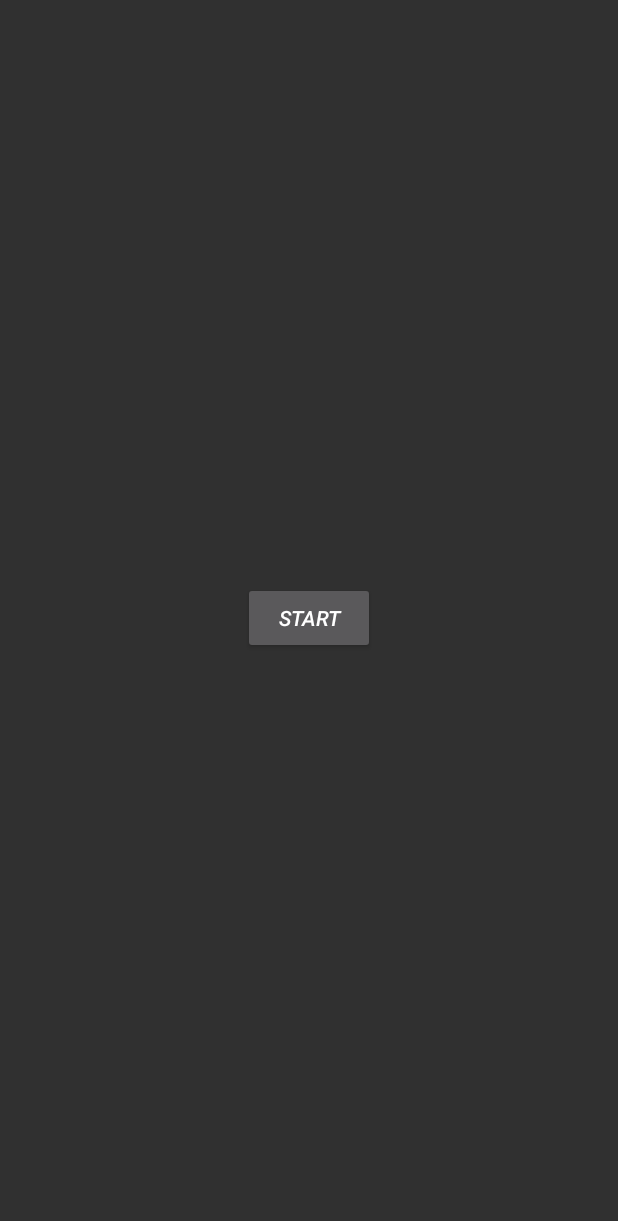
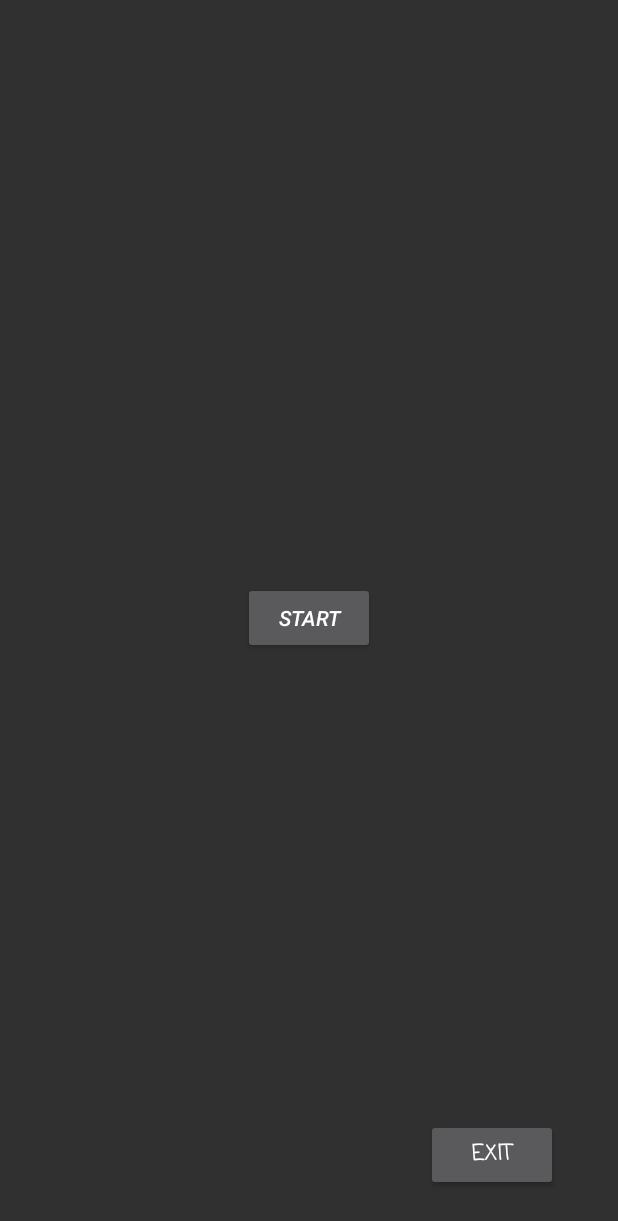
Before and after one commit to arbajmessiali/Snake, an Android app: the screen it shows after launch (StartMenu), on a phone screen of 412 x 824 dp. Shown: the top 1221 px of the screen. Run offline under Robolectric (Android 15) with nearby library versions, the phone set to English and light mode, and no system bars.

Commit message:
add exit btn to startMenu

```diff
--- a/app/src/main/res/layout/start_menu.xml
+++ b/app/src/main/res/layout/start_menu.xml
@@ -17,4 +17,17 @@
         android:text="Start"
         android:textStyle="italic"/>
 
+    <Button
+        android:id="@+id/exitbtn"
+        android:layout_width="wrap_content"
+        android:layout_height="wrap_content"
+        android:elevation="10dp"
+        app:layout_constraintRight_toRightOf="parent"
+        app:layout_constraintBottom_toBottomOf="parent"
+        android:layout_marginBottom="30dp"
+        android:layout_marginRight="40dp"
+        android:text="Exit"
+        android:textStyle="bold"
+        android:fontFamily="casual" />
+
 </androidx.constraintlayout.widget.ConstraintLayout>
```
Also changed, not shown: app/src/main/java/com/example/myapplication/StartMenu.java (+31 -0 lines).
